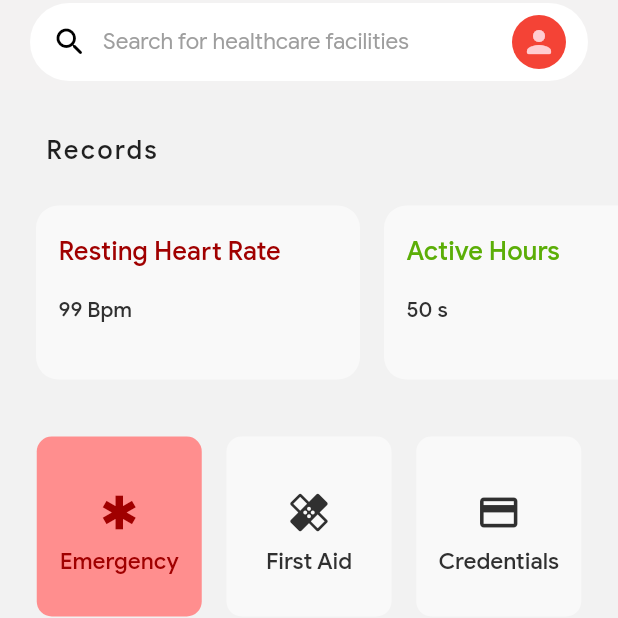
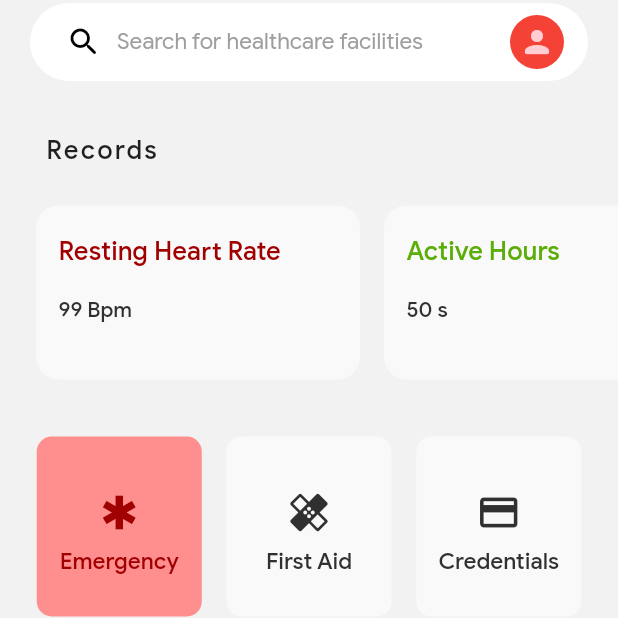
Before and after one commit to Jxhan11/UniMed, a Flutter app: the screen it shows after launch, on a phone screen of 412 x 824 dp, the top half of it. Run offline on Flutter 3.47's test engine with Material 2 defaults, Android fonts, the phone set to English and light mode, and no system bars; Roboto replaces fonts that are missing (ProductSans).

Commit message:
search bar fixes and size consistency

```diff
--- a/lib/main.dart
+++ b/lib/main.dart
@@ -144,7 +144,7 @@ BodyFormerFunction(x,context) {
                     borderRadius: BorderRadius.all(Radius.circular(50))),
                 child: Row(
                   crossAxisAlignment: CrossAxisAlignment.center,
-                  mainAxisAlignment: MainAxisAlignment.spaceAround,
+                  mainAxisAlignment: MainAxisAlignment.spaceBetween,
                   children: [
                     GestureDetector(
                       onTap: () {
@@ -156,7 +156,7 @@ BodyFormerFunction(x,context) {
                         );
                       },
                       child: Padding(
-                        padding: EdgeInsets.only(left: 0),
+                        padding: EdgeInsets.only(left: 24),
                         child: Container(
                           child: Row(
                             children: [
@@ -200,10 +200,13 @@ BodyFormerFunction(x,context) {
                     SizedBox(
                       width: 10,
                     ),
-                    CircleAvatar(
-                      backgroundColor: Theme.of(context).brightness == Brightness.dark? Color(0xFFFF8E8E): Colors.red,
-                      radius: 18,
-                      child: Icon(Icons.person_rounded,),
+                    Padding(
+                      padding: const EdgeInsets.only(right: 16.0),
+                      child: CircleAvatar(
+                        backgroundColor: Theme.of(context).brightness == Brightness.dark? Color(0xFFFF8E8E): Colors.red,
+                        radius: 18,
+                        child: Icon(Icons.person_rounded,),
+                      ),
                     ),
                     // SizedBox(width: 1,),
                   ],
```
Also changed, not shown: lib/Pages/filesPage.dart (+10 -12 lines).
